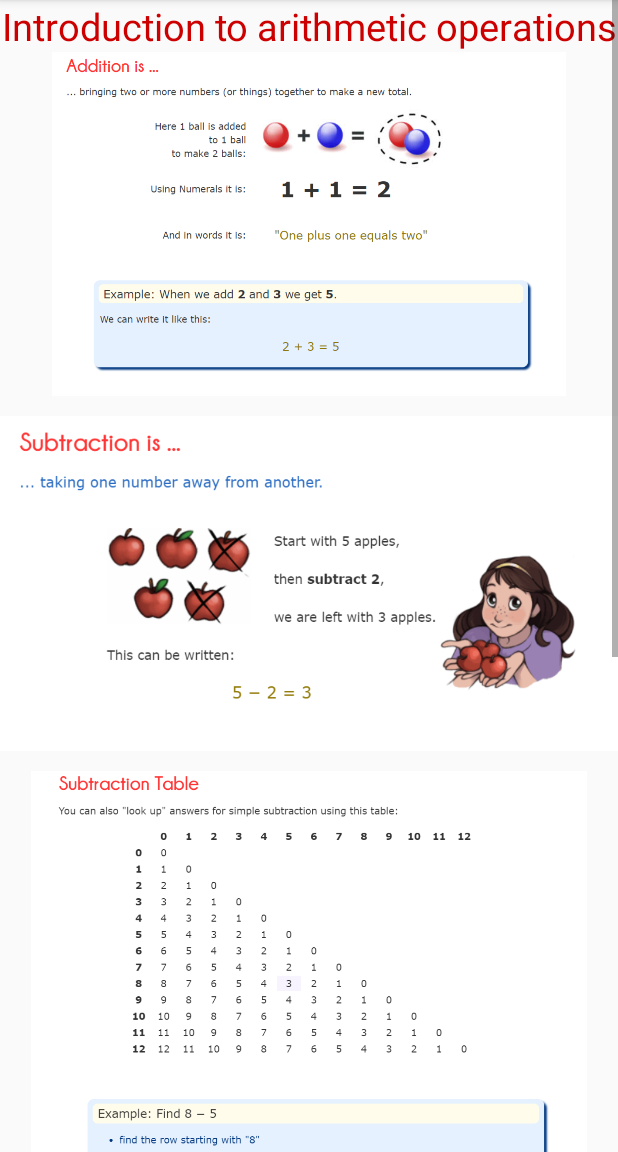
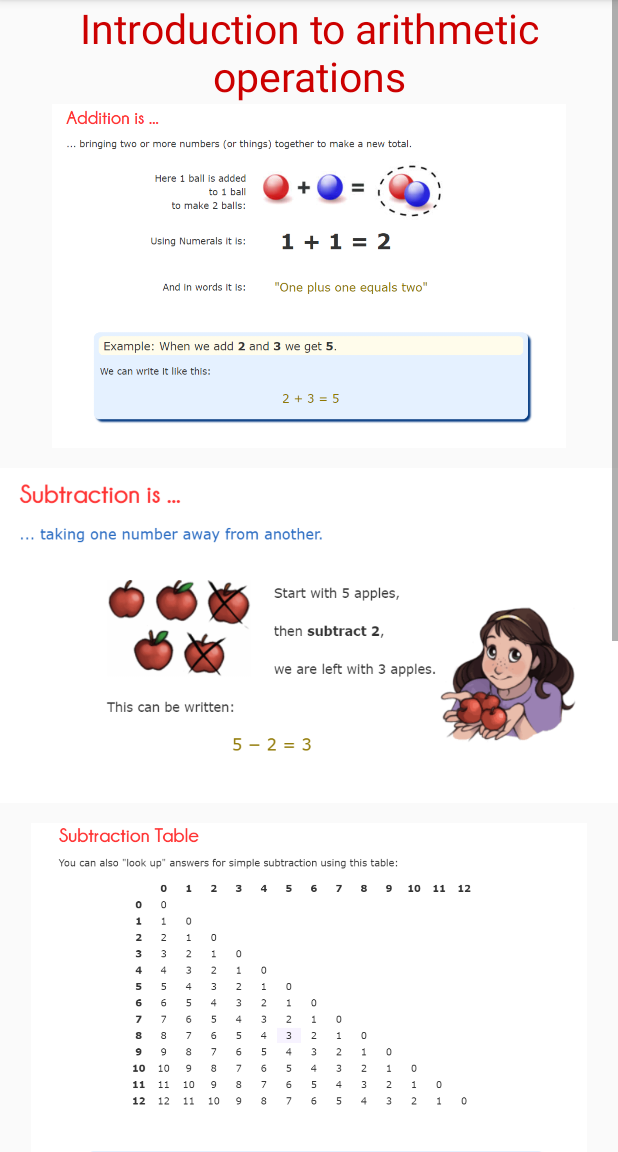
Before and after one commit to zanylass/MobileAppDevelopmentProject-, an Android app: the MathAR1 screen opened directly, with no data from a screen before it, on a phone screen of 412 x 824 dp, the part 84-1236 px from its top. Run offline under Robolectric (Android 15) with nearby library versions, the phone set to English and light mode, and no system bars.

Commit message:
Update activity_math_a_r1.xml

```diff
--- a/SemesterProject/app/src/main/res/layout/activity_math_a_r1.xml
+++ b/SemesterProject/app/src/main/res/layout/activity_math_a_r1.xml
@@ -23,7 +23,7 @@
                 android:text="Introduction to arithmetic operations"
                 android:textAlignment="center"
                 android:textColor="@android:color/holo_red_dark"
-                android:textSize="25dp" />
+                android:textSize="27dp" />
 
 
             <ImageView
```
